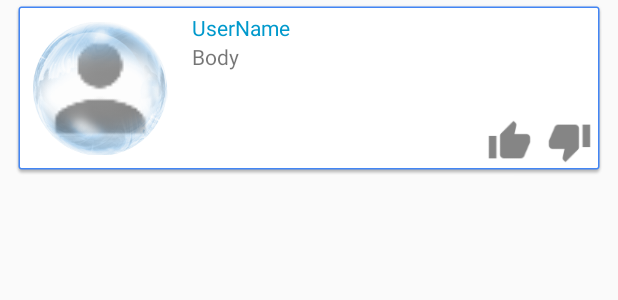
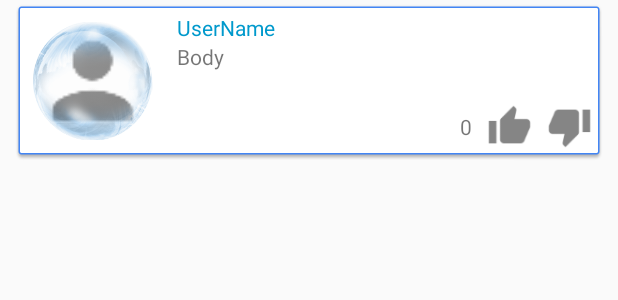
Before and after one commit to dangelox/BubbleUP, an Android app: the layout fragment_post_container.xml on its own in the app's theme, with its tools: preview values and no code run, on a phone screen of 412 x 824 dp. Shown: the top 300 px of the screen. Run offline under Robolectric (Android 15) with nearby library versions, the phone set to English and light mode, and no system bars.

Commit message:
Like counter on fragment container

```diff
--- a/app/src/main/java/com/example/bubbleup/BubbleMarker.java
+++ b/app/src/main/java/com/example/bubbleup/BubbleMarker.java
@@ -45,6 +45,8 @@ public class BubbleMarker implements Serializable{
     public int myUser_id;
     public int myPost_id;
 
+    public int myLikes;
+
     public String username = "";
 
     public MarkerOptions bubbleMarkerOption;
@@ -65,12 +67,14 @@ public class BubbleMarker implements Serializable{
 
     String myUrl;
 
-    public BubbleMarker(LatLng mCoor, int user_id, int reaction, int post_id, String text, String poster, String tittle, int width, int height, Context myContext, Bitmap image){
+    public BubbleMarker(LatLng mCoor, int user_id, int reaction, int like_count,int post_id, String text, String poster, String tittle, int width, int height, Context myContext, Bitmap image){
         bubbleMarkerOption = new MarkerOptions().position(mCoor);
 
         myPost_id = post_id;
 
         userReaction = reaction;
+
+        myLikes = like_count;
 
         profile_image = image;
 
--- a/app/src/main/java/com/example/bubbleup/MapsActivity.java
+++ b/app/src/main/java/com/example/bubbleup/MapsActivity.java
@@ -514,6 +514,7 @@ public class MapsActivity extends FragmentActivity implements GoogleMap.OnMyLoca
                             //If response is successful we proceed to create bubbles
                             int user_id;
                             int post_id;
+                            int likeCount;
                             String body;
                             boolean visible = false;
                             double lat;
@@ -537,6 +538,8 @@ public class MapsActivity extends FragmentActivity implements GoogleMap.OnMyLoca
                                     post_id = Integer.parseInt(myJson.get("id").toString());
                                     user_id = Integer.parseInt(myJson.get("user_id").toString());
                                     body = myJson.get("body").toString();
+                                    likeCount = Integer.parseInt(myJson.get("like").toString());
+
                                     String date_str = myJson.get("created_at").toString().substring(5,10);
                                     Integer year = Integer.parseInt(myJson.get("created_at").toString().substring(0,4));
                                     Integer month = Integer.parseInt(date_str.substring(0,2));
@@ -574,7 +577,7 @@ public class MapsActivity extends FragmentActivity implements GoogleMap.OnMyLoca
                                     lng = Double.parseDouble(myJson.get("lng").toString());
 
                                     //Creating the bubble marker objects.
-                                    BubbleMarker newBubble = new BubbleMarker(new LatLng(lat, lng), user_id, reaction , post_id,body + " #" + post_id, "#"+ user_id +" "+date,"", size, size, getApplicationContext(), null);
+                                    BubbleMarker newBubble = new BubbleMarker(new LatLng(lat, lng), user_id, reaction , likeCount, post_id,body + " #" + post_id, "#"+ user_id +" "+date,"", size, size, getApplicationContext(), null);
 
                                     //Adding the bubble to the google map fragment.
                                     newBubble.addMarker(mMap);
--- a/app/src/main/res/layout/fragment_post_container.xml
+++ b/app/src/main/res/layout/fragment_post_container.xml
@@ -12,8 +12,8 @@
 
     <ImageButton
         android:id="@+id/imageButton"
-        android:layout_width="90dp"
-        android:layout_height="90dp"
+        android:layout_width="80dp"
+        android:layout_height="80dp"
         android:layout_column="0"
         android:layout_marginTop="5dp"
         android:layout_marginBottom="5dp"
@@ -58,6 +58,12 @@
             android:gravity="right"
             android:orientation="horizontal">
 
+            <TextView
+                android:id="@+id/text_like_counter"
+                android:layout_width="wrap_content"
+                android:layout_height="30dp"
+                android:text="0" />
+
             <ToggleButton
                 android:id="@+id/toggleButton_like"
                 android:layout_width="30dp"
```
Also changed, not shown: app/src/main/java/com/example/bubbleup/ContentFragment.java (+10 -3 lines).
